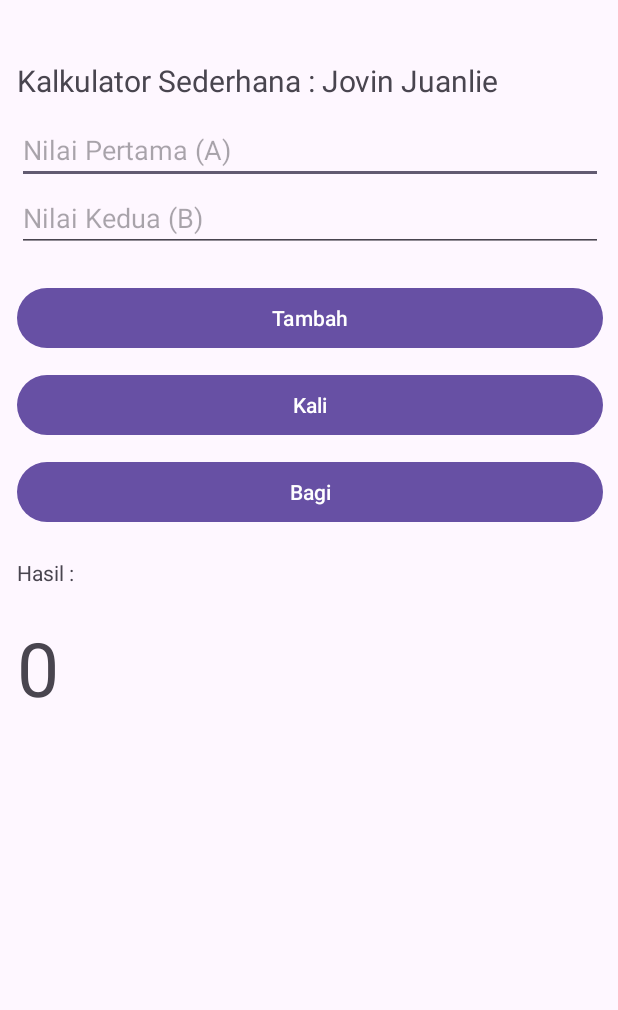
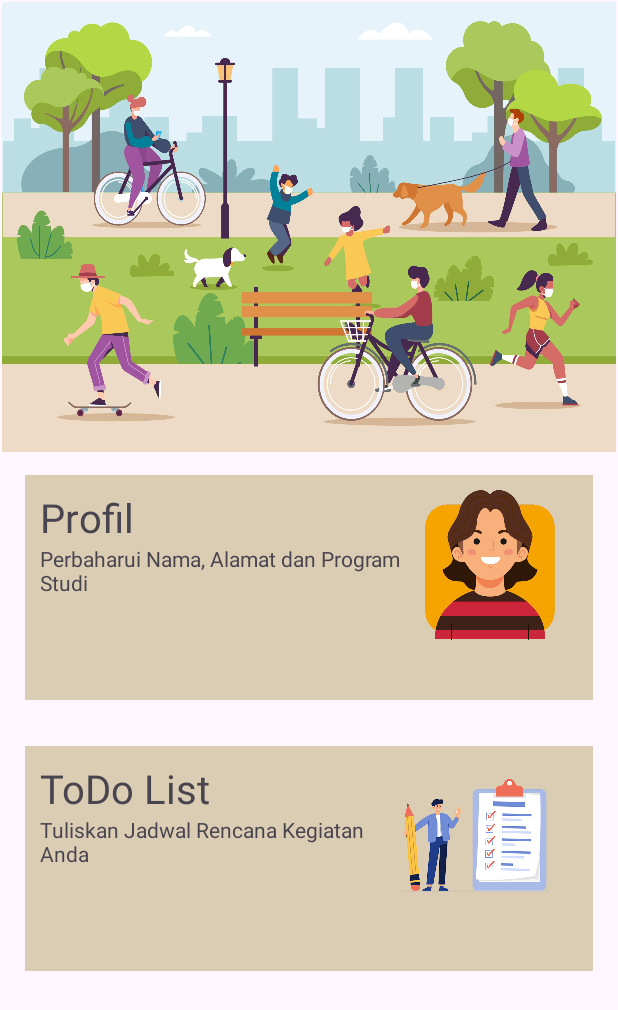
Before and after one commit to jovinjuan/androidapp, an Android app built with Jetpack Compose: the screen it shows after launch (CalculatorActivity before the commit, DashboardActivity after it), on a phone screen of 412 x 824 dp. Shown: the top 1010 px of the screen. Run offline under Robolectric (Android 15) with nearby library versions, the phone set to English and light mode, and no system bars.

Commit message:
Dashboard commit

```diff
--- a/app/src/main/AndroidManifest.xml
+++ b/app/src/main/AndroidManifest.xml
@@ -13,6 +13,9 @@
         android:theme="@style/Theme.JovinJuanlieApp"
         tools:targetApi="31">
         <activity
+            android:name=".CalculatorActivity"
+            android:exported="false" />
+        <activity
             android:name=".ProfilActivity"
             android:exported="false" />
         <activity
@@ -21,9 +24,9 @@
         <activity
             android:name=".MainActivity"
             android:exported="false"
-            android:label="@string/app_name"/>
+            android:label="@string/app_name" />
         <activity
-            android:name=".CalculatorActivity"
+            android:name=".DashboardActivity"
             android:exported="true"
             android:label="@string/app_name"
             android:theme="@style/Theme.JovinJuanlieApp">
--- /dev/null
+++ b/app/src/main/java/com/uph23/edu/jovinjuanlieapp/DashboardActivity.java
@@ -0,0 +1,40 @@
+package com.uph23.edu.jovinjuanlieapp;
+
+import android.content.Intent;
+import android.os.Bundle;
+import android.view.View;
+import android.widget.LinearLayout;
+
+import androidx.activity.EdgeToEdge;
+import androidx.appcompat.app.AppCompatActivity;
+import androidx.core.graphics.Insets;
+import androidx.core.view.ViewCompat;
+import androidx.core.view.WindowInsetsCompat;
+
+public class DashboardActivity extends AppCompatActivity {
+    LinearLayout llybtnProfil;
+    @Override
+    protected void onCreate(Bundle savedInstanceState) {
+        super.onCreate(savedInstanceState);
+        EdgeToEdge.enable(this);
+        setContentView(R.layout.activity_dashboard);
+        ViewCompat.setOnApplyWindowInsetsListener(findViewById(R.id.main), (v, insets) -> {
+            Insets systemBars = insets.getInsets(WindowInsetsCompat.Type.systemBars());
+            v.setPadding(systemBars.left, systemBars.top, systemBars.right, systemBars.bottom);
+            return insets;
+        });
+        llybtnProfil = findViewById(R.id.btnProfil);
+        llybtnProfil.setOnClickListener(new View.OnClickListener() {
+            @Override
+            public void onClick(View v) {
+                toProfil();
+            }
+        });
+    }
+    public void toProfil(){
+        Intent intent = new Intent(this, ProfilActivity.class);
+        intent.putExtra("name","Satria");
+        intent.putExtra("prodi","Sistem Informasi");
+        startActivity(intent);
+    }
+}
--- a/app/src/main/java/com/uph23/edu/jovinjuanlieapp/ProfilActivity.java
+++ b/app/src/main/java/com/uph23/edu/jovinjuanlieapp/ProfilActivity.java
@@ -54,11 +54,16 @@ public class ProfilActivity extends AppCompatActivity {
                 txvHasil.setText(nama + "\n" + prodi + "\n" + fakultas);
                 edtNama.setText("");
                 edtProdi.setText("");
+
             }
         });
         edtNama = findViewById(R.id.edtNama);
         edtProdi = findViewById(R.id.edtProdi);
         btnSubmit = findViewById(R.id.btnSubmit);
         txvHasil = findViewById(R.id.txvHasil);
+
+        edtNama.setText(getIntent().getStringExtra("name").toString());
+        edtProdi.setText(getIntent().getStringExtra("prodi").toString());
+
     }
 }
--- /dev/null
+++ b/app/src/main/res/layout/activity_dashboard.xml
@@ -0,0 +1,117 @@
+<?xml version="1.0" encoding="utf-8"?>
+<androidx.constraintlayout.widget.ConstraintLayout xmlns:android="http://schemas.android.com/apk/res/android"
+    xmlns:app="http://schemas.android.com/apk/res-auto"
+    xmlns:tools="http://schemas.android.com/tools"
+    android:id="@+id/main"
+    android:layout_width="match_parent"
+    android:layout_height="match_parent"
+    tools:context=".DashboardActivity">
+
+    <LinearLayout
+        android:layout_width="409dp"
+        android:layout_height="729dp"
+        android:layout_marginStart="1dp"
+        android:layout_marginTop="1dp"
+        android:orientation="vertical"
+        app:layout_constraintStart_toStartOf="parent"
+        app:layout_constraintTop_toTopOf="parent">
+
+        <LinearLayout
+            android:id="@+id/llyHeader"
+            android:layout_width="match_parent"
+            android:layout_height="300dp"
+            android:background="@drawable/header"
+            android:orientation="vertical"></LinearLayout>
+
+        <LinearLayout
+            android:layout_width="match_parent"
+            android:layout_height="wrap_content"
+            android:backgroundTint="#EDDCC7"
+            android:orientation="vertical"
+            android:paddingHorizontal="15dp"
+            android:paddingVertical="15dp"
+            android:paddingLeft="15dp"
+            android:paddingTop="15dp"
+            android:paddingRight="15dp"
+            android:paddingBottom="15dp">
+
+            <LinearLayout
+                android:id="@+id/btnProfil"
+                android:layout_width="match_parent"
+                android:layout_height="150dp"
+                android:layout_marginBottom="15dp"
+                android:background="#dbccb4"
+                android:orientation="horizontal"
+                android:paddingLeft="10dp"
+                android:paddingTop="10dp"
+                android:paddingRight="10dp"
+                android:paddingBottom="10dp">
+
+                <LinearLayout
+                    android:layout_width="250dp"
+                    android:layout_height="match_parent"
+                    android:orientation="vertical">
+
+                    <TextView
+                        android:id="@+id/textView1"
+                        android:layout_width="wrap_content"
+                        android:layout_height="wrap_content"
+                        android:text="Profil"
+                        android:textSize="12pt" />
+
+                    <TextView
+                        android:id="@+id/textView2"
+                        android:layout_width="wrap_content"
+                        android:layout_height="wrap_content"
+                        android:text="Perbaharui Nama, Alamat dan Program Studi" />
+                </LinearLayout>
+
+                <ImageView
+                    android:layout_width="100dp"
+                    android:layout_height="100dp"
+                    android:src="@drawable/user2"></ImageView>
+
+            </LinearLayout>
+
+            <LinearLayout
+                android:id="@+id/btnToDoList"
+                android:layout_width="match_parent"
+                android:layout_height="150dp"
+                android:layout_marginTop="15dp"
+                android:background="#dbccb4"
+                android:orientation="horizontal">
+                <LinearLayout
+                    android:layout_width="250dp"
+                    android:layout_height="match_parent"
+                    android:orientation="vertical">
+
+                    <TextView
+                        android:id="@+id/textView3"
+                        android:layout_width="wrap_content"
+                        android:layout_height="wrap_content"
+                        android:text="ToDo List"
+                        android:textSize="12pt"
+                        android:paddingLeft="10dp"
+                        android:paddingTop="10dp"/>
+
+                    <TextView
+                        android:id="@+id/textView4"
+                        android:layout_width="wrap_content"
+                        android:layout_height="wrap_content"
+                        android:paddingLeft="10dp"
+                        android:text="Tuliskan Jadwal Rencana Kegiatan Anda">
+                    </TextView>
+                </LinearLayout>
+
+                <ImageView
+                    android:layout_width="100dp"
+                    android:layout_height="100dp"
+                    android:src="@drawable/menu1"/>
+
+            </LinearLayout>
+
+        </LinearLayout>
+
+
+    </LinearLayout>
+</androidx.constraintlayout.widget.ConstraintLayout>
```
Also changed, not shown: app/src/main/res/drawable/header.jpg (added), app/src/main/res/drawable/menu1.png (added), app/src/main/res/drawable/user1.png (added), app/src/main/res/drawable/user2.png (added), app/src/main/res/drawable/user3.png (added), app/src/main/res/drawable/user4.png (added).
